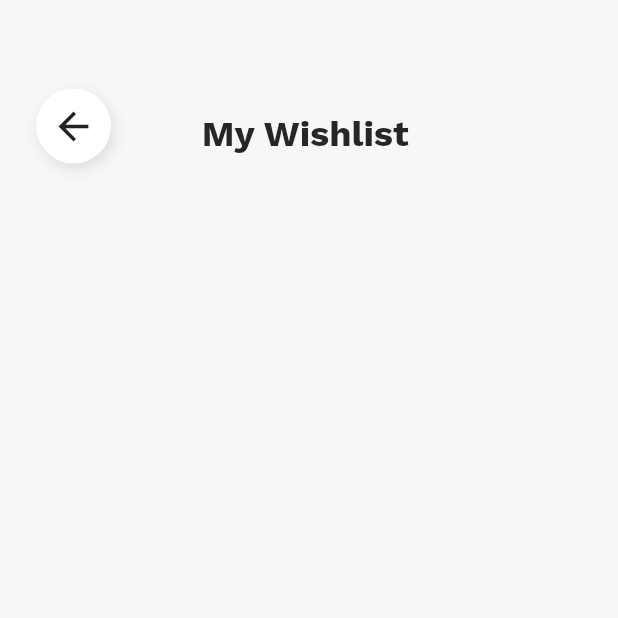
After one commit to hdkhoaapcs22/CS426-Clothing-Store-App, a Flutter app: the WishlistPage screen opened directly, on a phone screen of 412 x 824 dp, the top half of it. The commit adds this screen. Run offline on Flutter 3.47's test engine with Material 3 defaults, Android fonts, the phone set to English and light mode, and no system bars; our stand-ins replace another_flutter_splash_screen, cloud_firestore, dotted_line, firebase_auth, firebase_core, firebase_storage and 9 more; missing offline and left inert: ticket_widget; accounts and stored records are empty.

Commit message:
first commit

```diff
--- a/clothing_store_app/lib/clothing_store_app.dart
+++ b/clothing_store_app/lib/clothing_store_app.dart
@@ -1,6 +1,5 @@
 import 'dart:io';
 
-import 'package:clothing_store_app/modules/SplashScreen/splash_screen.dart';
 import 'package:clothing_store_app/routes/routes_name.dart';
 import 'package:flutter/foundation.dart';
 import 'package:flutter/material.dart';
@@ -8,6 +7,7 @@ import 'package:flutter/services.dart';
 import 'package:flutter_localizations/flutter_localizations.dart';
 import 'package:provider/provider.dart';
 
+import 'modules/SplashScreen/splash_screen.dart';
 import 'providers/theme_provider.dart';
 import 'common/common.dart';
 import 'languages/appLocalizations.dart';
--- /dev/null
+++ b/clothing_store_app/lib/modules/Wishlist/wishlist_page.dart
@@ -0,0 +1,34 @@
+import 'package:clothing_store_app/utils/text_styles.dart';
+import 'package:clothing_store_app/utils/themes.dart';
+import 'package:clothing_store_app/widgets/common_app_bar_view.dart';
+import 'package:flutter/material.dart';
+
+class WishlistPage extends StatelessWidget {
+  const WishlistPage({super.key});
+
+  @override
+  Widget build(BuildContext context) {
+    return Scaffold(
+      backgroundColor: AppTheme.scaffoldBackgroundColor,
+      body: Padding(
+        padding: EdgeInsets.fromLTRB(24, AppBar().preferredSize.height, 24, 10),
+        child: Column(
+          crossAxisAlignment: CrossAxisAlignment.start,
+          children: [
+            Row(children: [
+              const CommonAppBarView(iconData: Icons.arrow_back),
+              Expanded(
+                child: Center(
+                  child: Text(
+                    'My Wishlist        ',
+                    style: TextStyles(context).getTitleStyle(),
+                  ),
+                ),
+              ),
+            ]),
+          ],
+        ),
+      ),
+    );
+  }
+}
```
